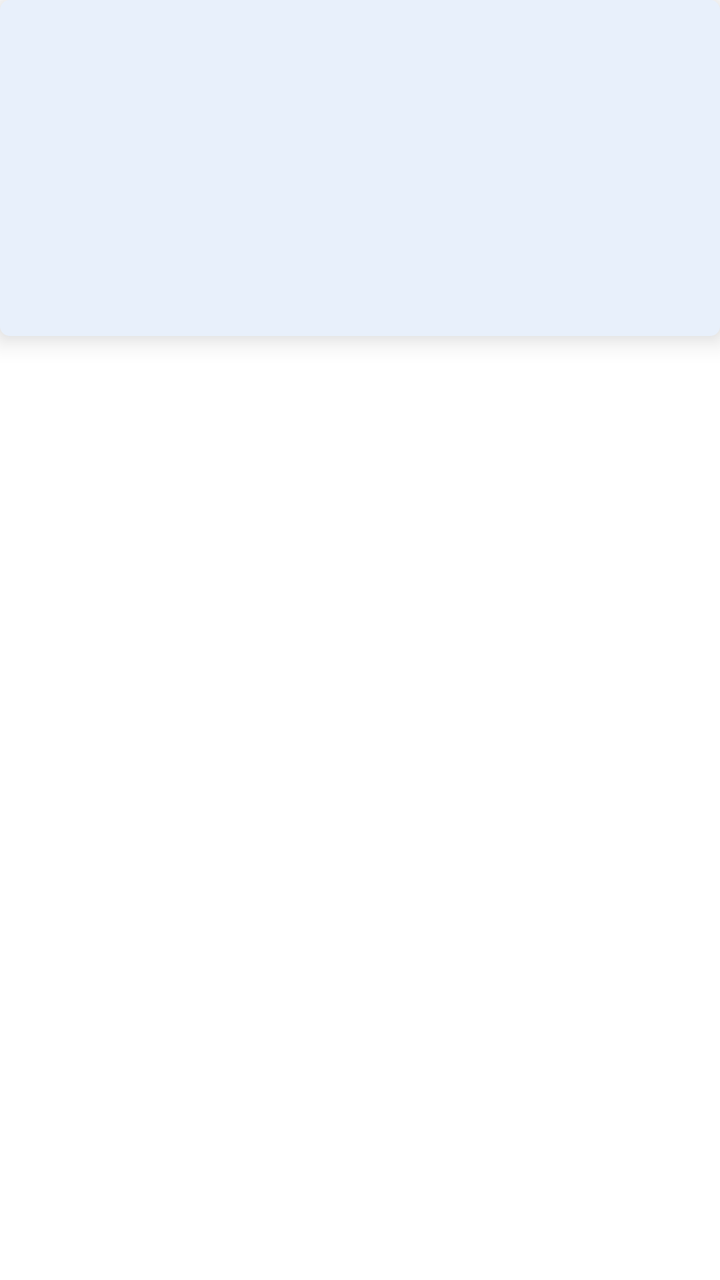
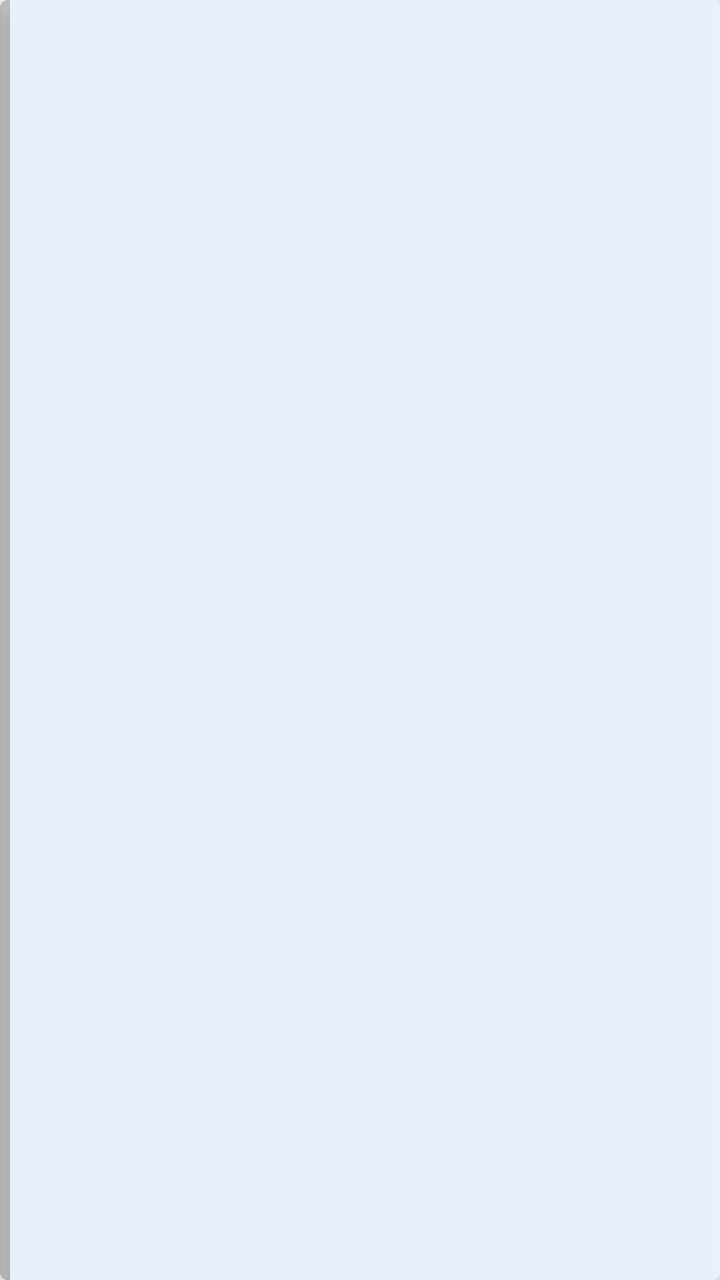

Two renders of the same Android screen: before a commit and after it. Below are the layout's source before the change and the commit's diff.
<!-- AndroidManifest.xml: application theme Theme.White -->
<!-- res/layout/item_book.xml -->
<?xml version="1.0" encoding="utf-8"?>
<LinearLayout xmlns:android="http://schemas.android.com/apk/res/android"
    xmlns:app="http://schemas.android.com/apk/res-auto"
    android:layout_width="match_parent"
    android:layout_height="wrap_content"
    android:layout_marginStart="6dp"
    android:layout_marginEnd="6dp"
    android:layout_marginBottom="22dp"
    android:orientation="vertical">

    <com.google.android.material.card.MaterialCardView
        android:id="@+id/coverCard"
        android:layout_width="match_parent"
        android:layout_height="wrap_content"
        app:cardBackgroundColor="@color/blue_soft"
        app:cardCornerRadius="5dp"
        app:cardElevation="7dp"
        app:strokeWidth="0dp">

        <FrameLayout
            android:id="@+id/coverContainer"
            android:layout_width="match_parent"
            android:layout_height="168dp"
            android:background="@drawable/bg_cover_frame">

            <ImageView
                android:id="@+id/coverImage"
                android:layout_width="match_parent"
                android:layout_height="match_parent"
                android:contentDescription="@null"
                android:scaleType="centerCrop"
                android:visibility="gone" />

            <LinearLayout
                android:id="@+id/coverFallback"
                android:layout_width="match_parent"
                android:layout_height="match_parent"
                android:gravity="center"
                android:orientation="vertical"
                android:paddingStart="10dp"
                android:paddingEnd="10dp"
                android:paddingTop="14dp"
                android:paddingBottom="14dp">

                <TextView
                    android:id="@+id/fallbackTitle"
                    android:layout_width="match_parent"
                    android:layout_height="wrap_content"
                    android:ellipsize="end"
                    android:gravity="center"
                    android:maxLines="4"
                    android:textColor="#FFFFFFFF"
                    android:textSize="13sp"
                    android:textStyle="bold" />

                <TextView
                    android:id="@+id/fallbackAuthor"
                    android:layout_width="match_parent"
                    android:layout_height="wrap_content"
                    android:layout_marginTop="6dp"
                    android:ellipsize="end"
                    android:gravity="center"
                    android:maxLines="1"
                    android:textColor="#BBD4F7"
                    android:textSize="11sp" />
            </LinearLayout>

            <TextView
                android:id="@+id/progressBadge"
                android:layout_width="wrap_content"
                android:layout_height="wrap_content"
                android:layout_gravity="bottom|end"
                android:layout_margin="6dp"
                android:background="@drawable/bg_progress_pill"
                android:paddingStart="7dp"
                android:paddingTop="2dp"
                android:paddingEnd="7dp"
                android:paddingBottom="3dp"
                android:textColor="#FFFFFFFF"
                android:textSize="11sp"
                android:textStyle="bold"
                android:visibility="gone" />
        </FrameLayout>
    </com.google.android.material.card.MaterialCardView>

    <TextView
        android:id="@+id/bookTitle"
        android:layout_width="match_parent"
        android:layout_height="wrap_content"
        android:layout_marginTop="8dp"
        android:ellipsize="end"
        android:maxLines="2"
        android:textColor="@color/text_primary"
        android:textSize="12sp"
        android:textStyle="bold" />

    <TextView
        android:id="@+id/bookAuthor"
        android:layout_width="match_parent"
        android:layout_height="wrap_content"
        android:layout_marginTop="1dp"
        android:ellipsize="end"
        android:maxLines="1"
        android:textColor="@color/text_secondary"
        android:textSize="11sp" />

</LinearLayout>
<!-- resources referenced by this layout -->
<resources>
  <color name="blue_soft">#FFE8F0FB</color>
  <color name="text_primary">#FF16233A</color>
  <color name="text_secondary">#FF6B7A90</color>
  <!-- drawable bg_cover_frame (drawable) -->
  <shape xmlns:android="http://schemas.android.com/apk/res/android"
      android:shape="rectangle">
      <solid android:color="@color/blue_soft" />
  </shape>
  <!-- drawable bg_progress_pill (drawable) -->
  <shape xmlns:android="http://schemas.android.com/apk/res/android"
      android:shape="rectangle">
      <solid android:color="#E61E3A6B" />
      <corners android:radius="10dp" />
  </shape>
  <style name="Theme.White" parent="Theme.MaterialComponents.Light.NoActionBar">
          <item name="colorPrimary">@color/blue_primary</item>
          <item name="colorPrimaryVariant">@color/blue_deep</item>
          <item name="colorOnPrimary">@color/white</item>
          <item name="colorSecondary">@color/blue_mid</item>
          <item name="colorSecondaryVariant">@color/blue_deep</item>
          <item name="colorOnSecondary">@color/white</item>
          <item name="colorSurface">@color/white</item>
          <item name="colorOnSurface">@color/text_primary</item>
          <item name="android:windowBackground">@color/white</item>
          <item name="android:windowNoTitle">true</item>
          <item name="android:statusBarColor">@color/white</item>
          <item name="android:windowLightStatusBar">true</item>
          <item name="android:navigationBarColor">@color/white</item>
          <item name="android:windowLightNavigationBar" tools:targetApi="27">true</item>
          <item name="android:windowActionModeOverlay">true</item>
      </style>
  <color name="blue_primary">#FF2563EB</color>
  <color name="blue_deep">#FF0F2A4A</color>
  <color name="white">#FFFFFFFF</color>
  <color name="blue_mid">#FF1E4E8C</color>
</resources>

<!-- the commit's change to res/layout/item_book.xml (unified diff, before → after) -->
@@ -3,105 +3,118 @@
     xmlns:app="http://schemas.android.com/apk/res-auto"
     android:layout_width="match_parent"
     android:layout_height="wrap_content"
-    android:layout_marginStart="6dp"
-    android:layout_marginEnd="6dp"
-    android:layout_marginBottom="22dp"
+    android:layout_marginStart="8dp"
+    android:layout_marginEnd="8dp"
+    android:layout_marginBottom="16dp"
+    android:gravity="bottom|center_horizontal"
     android:orientation="vertical">
 
     <com.google.android.material.card.MaterialCardView
         android:id="@+id/coverCard"
         android:layout_width="match_parent"
         android:layout_height="wrap_content"
-        app:cardBackgroundColor="@color/blue_soft"
-        app:cardCornerRadius="5dp"
-        app:cardElevation="7dp"
+        app:cardBackgroundColor="@android:color/transparent"
+        app:cardCornerRadius="4dp"
+        app:cardElevation="10dp"
         app:strokeWidth="0dp">
 
-        <FrameLayout
-            android:id="@+id/coverContainer"
+        <LinearLayout
             android:layout_width="match_parent"
-            android:layout_height="168dp"
-            android:background="@drawable/bg_cover_frame">
+            android:layout_height="wrap_content"
+            android:orientation="horizontal">
 
-            <ImageView
-                android:id="@+id/coverImage"
-                android:layout_width="match_parent"
+            
+            <View
+                android:id="@+id/bookSpine"
+                android:layout_width="5dp"
                 android:layout_height="match_parent"
-                android:contentDescription="@null"
-                android:scaleType="centerCrop"
-                android:visibility="gone" />
+                android:background="#33000000" />
 
-            <LinearLayout
-                android:id="@+id/coverFallback"
-                android:layout_width="match_parent"
+            <FrameLayout
+                android:id="@+id/coverContainer"
+                android:layout_width="0dp"
+                android:layout_weight="1"
                 android:layout_height="match_parent"
-                android:gravity="center"
-                android:orientation="vertical"
-                android:paddingStart="10dp"
-                android:paddingEnd="10dp"
-                android:paddingTop="14dp"
-                android:paddingBottom="14dp">
+                android:background="@drawable/bg_cover_frame">
+
+                <ImageView
+                    android:id="@+id/coverImage"
+                    android:layout_width="match_parent"
+                    android:layout_height="match_parent"
+                    android:contentDescription="@null"
+                    android:scaleType="centerCrop"
+                    android:visibility="gone" />
+
+                <LinearLayout
+                    android:id="@+id/coverFallback"
+                    android:layout_width="match_parent"
+                    android:layout_height="match_parent"
+                    android:gravity="center"
+                    android:orientation="vertical"
+                    android:paddingStart="8dp"
+                    android:paddingEnd="8dp"
+                    android:paddingTop="10dp"
+                    android:paddingBottom="10dp">
+
+                    <TextView
+                        android:id="@+id/fallbackTitle"
+                        android:layout_width="match_parent"
+                        android:layout_height="wrap_content"
+                        android:ellipsize="end"
+                        android:gravity="center"
+                        android:maxLines="4"
+                        android:textColor="#FFFFFFFF"
+                        android:textSize="12sp"
+                        android:textStyle="bold" />
+
+                    <TextView
+                        android:id="@+id/fallbackAuthor"
+                        android:layout_width="match_parent"
+                        android:layout_height="wrap_content"
+                        android:layout_marginTop="4dp"
+                        android:ellipsize="end"
+                        android:gravity="center"
+                        android:maxLines="1"
+                        android:textColor="#BBD4F7"
+                        android:textSize="10sp" />
+                </LinearLayout>
+
+                
+                <View
+                    android:layout_width="3dp"
+                    android:layout_height="match_parent"
+                    android:layout_gravity="end"
+                    android:background="#22FFFFFF" />
 
                 <TextView
-                    android:id="@+id/fallbackTitle"
-                    android:layout_width="match_parent"
+                    android:id="@+id/progressBadge"
+                    android:layout_width="wrap_content"
                     android:layout_height="wrap_content"
-                    android:ellipsize="end"
-                    android:gravity="center"
-                    android:maxLines="4"
+                    android:layout_gravity="bottom|end"
+                    android:layout_margin="6dp"
+                    android:background="@drawable/bg_progress_pill"
+                    android:paddingStart="6dp"
+                    android:paddingTop="1dp"
+                    android:paddingEnd="6dp"
+                    android:paddingBottom="2dp"
                     android:textColor="#FFFFFFFF"
-                    android:textSize="13sp"
-                    android:textStyle="bold" />
-
-                <TextView
-                    android:id="@+id/fallbackAuthor"
-                    android:layout_width="match_parent"
-                    android:layout_height="wrap_content"
-                    android:layout_marginTop="6dp"
-                    android:ellipsize="end"
-                    android:gravity="center"
-                    android:maxLines="1"
-                    android:textColor="#BBD4F7"
-                    android:textSize="11sp" />
-            </LinearLayout>
-
-            <TextView
-                android:id="@+id/progressBadge"
-                android:layout_width="wrap_content"
-                android:layout_height="wrap_content"
-                android:layout_gravity="bottom|end"
-                android:layout_margin="6dp"
-                android:background="@drawable/bg_progress_pill"
-                android:paddingStart="7dp"
-                android:paddingTop="2dp"
-                android:paddingEnd="7dp"
-                android:paddingBottom="3dp"
-                android:textColor="#FFFFFFFF"
-                android:textSize="11sp"
-                android:textStyle="bold"
-                android:visibility="gone" />
-        </FrameLayout>
+                    android:textSize="10sp"
+                    android:textStyle="bold"
+                    android:visibility="gone" />
+            </FrameLayout>
+        </LinearLayout>
     </com.google.android.material.card.MaterialCardView>
 
     <TextView
         android:id="@+id/bookTitle"
-        android:layout_width="match_parent"
-        android:layout_height="wrap_content"
-        android:layout_marginTop="8dp"
-        android:ellipsize="end"
-        android:maxLines="2"
-        android:textColor="@color/text_primary"
-        android:textSize="12sp"
-        android:textStyle="bold" />
+        android:layout_width="0dp"
+        android:layout_height="0dp"
+        android:visibility="gone" />
 
     <TextView
         android:id="@+id/bookAuthor"
-        android:layout_width="match_parent"
-        android:layout_height="wrap_content"
-        android:layout_marginTop="1dp"
-        android:ellipsize="end"
-        android:maxLines="1"
-        android:textColor="@color/text_secondary"
-        android:textSize="11sp" />
+        android:layout_width="0dp"
+        android:layout_height="0dp"
+        android:visibility="gone" />
 
 </LinearLayout>
<!-- resource entries referenced after the edit -->
@@ -2,7 +2,6 @@
 <resources>
   <color name="blue_soft">#FFE8F0FB</color>
   <color name="text_primary">#FF16233A</color>
-  <color name="text_secondary">#FF6B7A90</color>
   <!-- drawable bg_cover_frame (drawable) -->
   <shape xmlns:android="http://schemas.android.com/apk/res/android"
       android:shape="rectangle">
